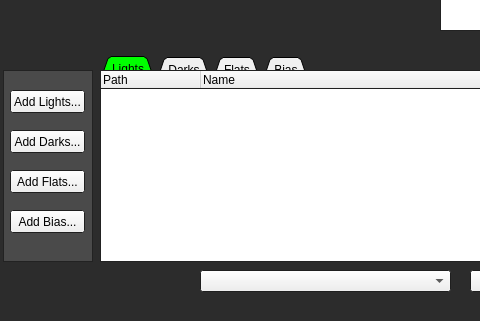
This is mainwindow.ui in CarlMansfield/ImageStacker as Qt 5 draws it before an edit; both pictures show x 0 to 480 and y 399 to 720 of the 1080 by 720 pixel window. The edited form follows.
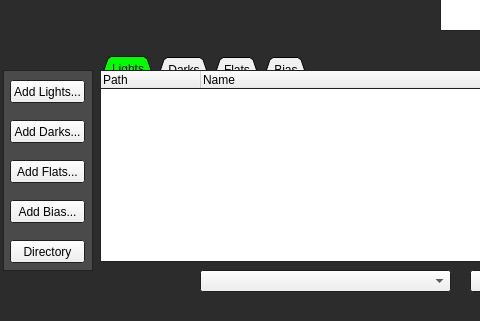
This is the edited form.

Commit message: Added default directory option

Patch:
```diff
--- a/mainwindow.ui
+++ b/mainwindow.ui
@@ -94,7 +94,7 @@
     <property name="geometry">
      <rect>
       <x>10</x>
-      <y>470</y>
+      <y>460</y>
       <width>75</width>
       <height>23</height>
      </rect>
@@ -107,7 +107,7 @@
     <property name="geometry">
      <rect>
       <x>10</x>
-      <y>510</y>
+      <y>500</y>
       <width>75</width>
       <height>23</height>
      </rect>
@@ -120,7 +120,7 @@
     <property name="geometry">
      <rect>
       <x>10</x>
-      <y>550</y>
+      <y>540</y>
       <width>75</width>
       <height>23</height>
      </rect>
@@ -133,7 +133,7 @@
     <property name="geometry">
      <rect>
       <x>10</x>
-      <y>590</y>
+      <y>580</y>
       <width>75</width>
       <height>23</height>
      </rect>
@@ -474,7 +474,7 @@
       <x>3</x>
       <y>450</y>
       <width>90</width>
-      <height>192</height>
+      <height>201</height>
      </rect>
     </property>
     <property name="palette">
@@ -627,6 +627,19 @@
      </rect>
     </property>
    </widget>
+   <widget class="QPushButton" name="pushButton_5">
+    <property name="geometry">
+     <rect>
+      <x>10</x>
+      <y>620</y>
+      <width>75</width>
+      <height>23</height>
+     </rect>
+    </property>
+    <property name="text">
+     <string>Directory</string>
+    </property>
+   </widget>
    <zorder>graphicsView_2</zorder>
    <zorder>tabWidget</zorder>
    <zorder>pushButton</zorder>
@@ -642,6 +655,7 @@
    <zorder>platform</zorder>
    <zorder>comboBox</zorder>
    <zorder>comboBox_2</zorder>
+   <zorder>pushButton_5</zorder>
   </widget>
   <widget class="QMenuBar" name="menuBar">
    <property name="geometry">
@@ -649,7 +663,7 @@
      <x>0</x>
      <y>0</y>
      <width>1080</width>
-     <height>21</height>
+     <height>20</height>
     </rect>
    </property>
    <widget class="QMenu" name="menuHello">
```
The commit also changes 14 other files.
